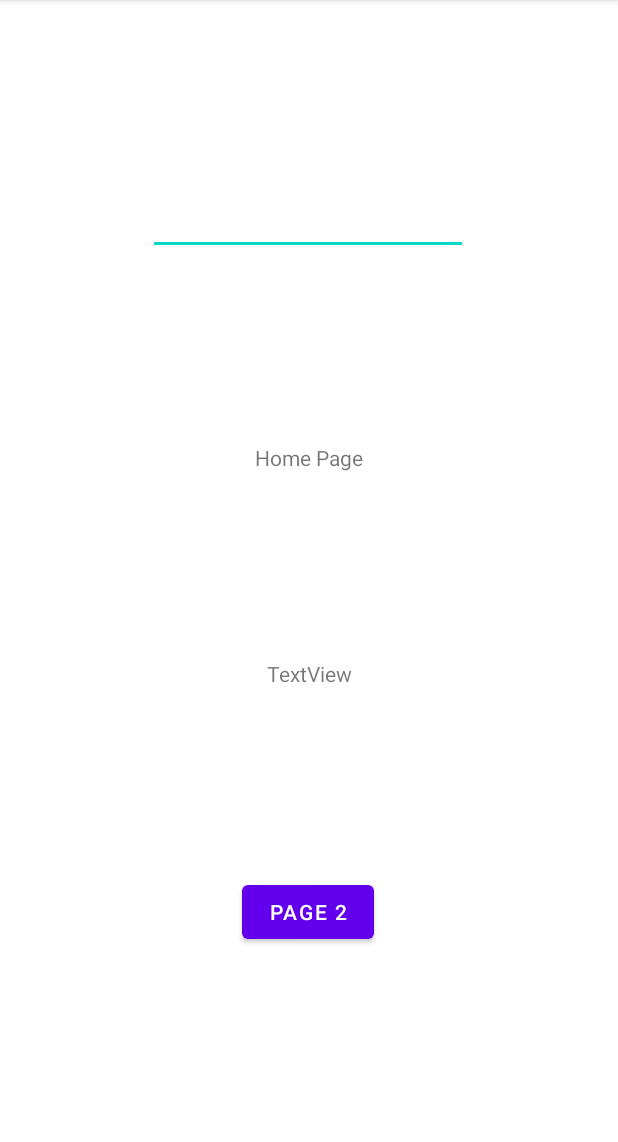
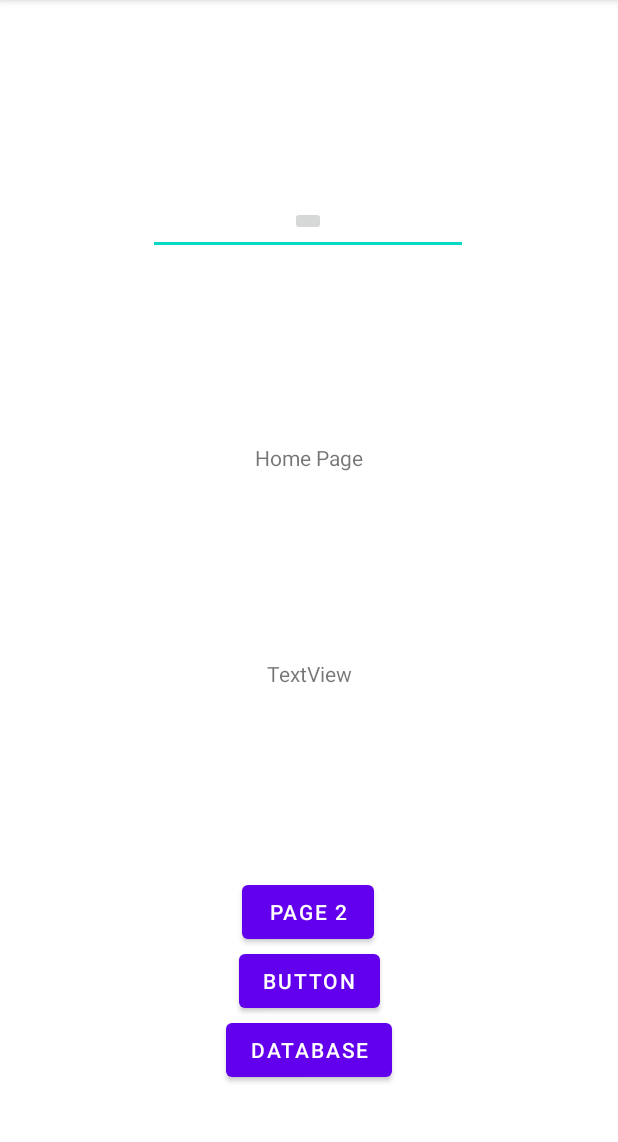
Before and after one commit to BJW2/TestRun, an Android app: the screen it shows after launch (MainActivity), after a tap on "PAGE 2", on a phone screen of 412 x 824 dp, the part 84-1226 px from its top. Run offline under Robolectric (Android 15) with nearby library versions, the phone set to English and light mode, and no system bars; our stand-ins replace Firebase (no records; nobody signed in at launch, a user with empty details on screens opened directly).

Commit message:
14/10/2021

```diff
--- a/app/build.gradle
+++ b/app/build.gradle
@@ -1,5 +1,6 @@
 plugins {
     id 'com.android.application'
+    id 'com.google.gms.google-services'
 }
 
 android {
@@ -33,6 +34,7 @@ dependencies {
     implementation 'androidx.appcompat:appcompat:1.3.1'
     implementation 'com.google.android.material:material:1.4.0'
     implementation 'androidx.constraintlayout:constraintlayout:2.1.0'
+    implementation 'com.google.firebase:firebase-database:19.2.1'
     testImplementation 'junit:junit:4.+'
     androidTestImplementation 'androidx.test.ext:junit:1.1.3'
     androidTestImplementation 'androidx.test.espresso:espresso-core:3.4.0'
--- a/app/src/main/java/brysonwilliams/com/backtobasics/MainActivity.java
+++ b/app/src/main/java/brysonwilliams/com/backtobasics/MainActivity.java
@@ -3,18 +3,28 @@ package brysonwilliams.com.backtobasics;
 import androidx.appcompat.app.AppCompatActivity;
 
 import android.content.Intent;
+import android.media.MediaPlayer;
 import android.os.Bundle;
 import android.view.View;
 import android.widget.EditText;
 import android.widget.TextView;
 import android.widget.Toast;
 
+import com.google.firebase.database.DatabaseReference;
+import com.google.firebase.database.FirebaseDatabase;
+
 public class MainActivity extends AppCompatActivity {
+    //FirebaseDatabase database = FirebaseDatabase.getInstance();
+
+    MediaPlayer mp;
+    MediaPlayer mp1;
 
     @Override
     protected void onCreate(Bundle savedInstanceState) {
         super.onCreate(savedInstanceState);
         setContentView(R.layout.activity_main);
+        mp = MediaPlayer.create(MainActivity.this, R.raw.rap);
+        mp1 = MediaPlayer.create(MainActivity.this,R.raw.gunshot);
     }
 
     public void toastMsg(String msg) { // creates a pop up message
@@ -24,14 +34,32 @@ public class MainActivity extends AppCompatActivity {
 
     public void onClick(View view) {
 
-        EditText editPassword = findViewById(R.id.editTextPassword);
-        TextView textPassword = findViewById(R.id.textViewPassword);
-        String content = editPassword.getText().toString(); //gets you the content of edit text
+        mp.start();
 
-        if (content.equals("Password")) {
-            startActivity(new Intent(MainActivity.this, MainActivity2.class)); // Navigate to another activity
-        } else {
-            toastMsg("Wrong PW Bruv, You are not good at this mate, just stop!!!");
-        }
+        // EditText editPassword = findViewById(R.id.editTextPassword);
+        //TextView textPassword = findViewById(R.id.textViewPassword);
+        //String content = editPassword.getText().toString(); //gets you the content of edit text
+
+        //if (content.equals("Password")) {
+        //startActivity(new Intent(MainActivity.this, MainActivity2.class)); // Navigate to another activity
+        //} else {
+        //  toastMsg("Wrong PW Bruv, You are not good at this mate, just stop!!!");
+    }
+
+
+
+    public void onClick2(View view) {
+        //DatabaseReference myRef = database.getReference("message");
+
+        //myRef.setValue("Goodbye, World!")
+        mp1.start();
+    }
+
+    public void onClick3(View view) {
+        //DatabaseReference myRef = database.getReference("message");
+
+        //myRef.setValue("Goodbye, World!")
+        mp.stop();
+        mp1.stop();
     }
 }
--- a/app/src/main/res/layout/activity_main.xml
+++ b/app/src/main/res/layout/activity_main.xml
@@ -51,4 +51,37 @@
         app:layout_constraintStart_toStartOf="parent"
         app:layout_constraintTop_toBottomOf="@+id/textView" />
 
+    <Button
+        android:id="@+id/button4"
+        android:layout_width="wrap_content"
+        android:layout_height="wrap_content"
+        android:onClick="onClick3"
+        android:text="Database"
+        app:layout_constraintBottom_toBottomOf="parent"
+        app:layout_constraintEnd_toEndOf="parent"
+        app:layout_constraintStart_toStartOf="parent"
+        app:layout_constraintTop_toBottomOf="@+id/button" />
+
+    <Button
+        android:id="@+id/button3"
+        android:layout_width="wrap_content"
+        android:layout_height="wrap_content"
+        android:text="Button"
+        android:onClick="onClick2"
+        app:layout_constraintBottom_toTopOf="@+id/button4"
+        app:layout_constraintEnd_toEndOf="parent"
+        app:layout_constraintStart_toStartOf="parent"
+        app:layout_constraintTop_toBottomOf="@+id/button" />
+
+    <ImageButton
+        android:id="@+id/imageButton"
+        android:layout_width="wrap_content"
+        android:layout_height="wrap_content"
+        app:layout_constraintBottom_toTopOf="@+id/textView"
+        app:layout_constraintEnd_toEndOf="parent"
+        app:layout_constraintHorizontal_bias="0.498"
+        app:layout_constraintStart_toStartOf="parent"
+        app:layout_constraintTop_toTopOf="parent"
+        tools:srcCompat="@tools:sample/avatars" />
+
 </androidx.constraintlayout.widget.ConstraintLayout>
--- a/build.gradle
+++ b/build.gradle
@@ -5,7 +5,8 @@ buildscript {
         mavenCentral()
     }
     dependencies {
-        classpath "com.android.tools.build:gradle:4.2.1"
+        classpath 'com.android.tools.build:gradle:7.0.2'
+        classpath 'com.google.gms:google-services:4.3.3'
 
         // NOTE: Do not place your application dependencies here; they belong
         // in the individual module build.gradle files
```
Also changed, not shown: gradle/wrapper/gradle-wrapper.properties, 5 other files.
